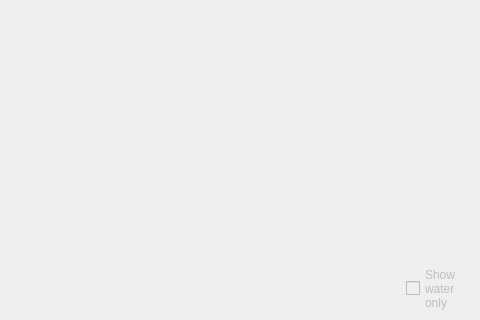
Old version of the form BabelBrain/Babel_H317/form.ui in the repository ProteusMRIgHIFU/BabelBrain; both pictures show x 771 to 1251 and y 153 to 473 of the 1251 by 473 pixel window.
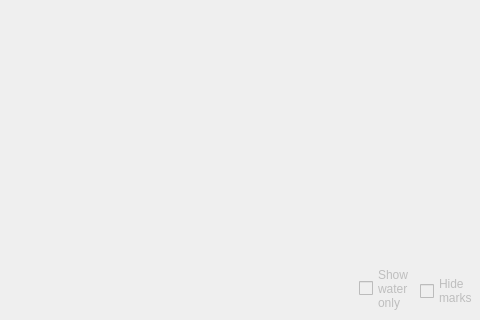
New version of the form.

Commit message: Add option to hide marks from plots

Diff of the .ui file:
```diff
--- a/BabelBrain/Babel_H317/form.ui
+++ b/BabelBrain/Babel_H317/form.ui
@@ -437,7 +437,7 @@
    </property>
    <property name="geometry">
     <rect>
-     <x>1177</x>
+     <x>1130</x>
      <y>416</y>
      <width>71</width>
      <height>51</height>
@@ -449,6 +449,23 @@
 only</string>
    </property>
   </widget>
+  <widget class="QCheckBox" name="HideMarkscheckBox">
+   <property name="enabled">
+    <bool>false</bool>
+   </property>
+   <property name="geometry">
+    <rect>
+     <x>1191</x>
+     <y>430</y>
+     <width>69</width>
+     <height>28</height>
+    </rect>
+   </property>
+   <property name="text">
+    <string>Hide
+marks</string>
+   </property>
+  </widget>
  </widget>
  <resources/>
  <connections/>
```
The commit also changes 18 other files.
